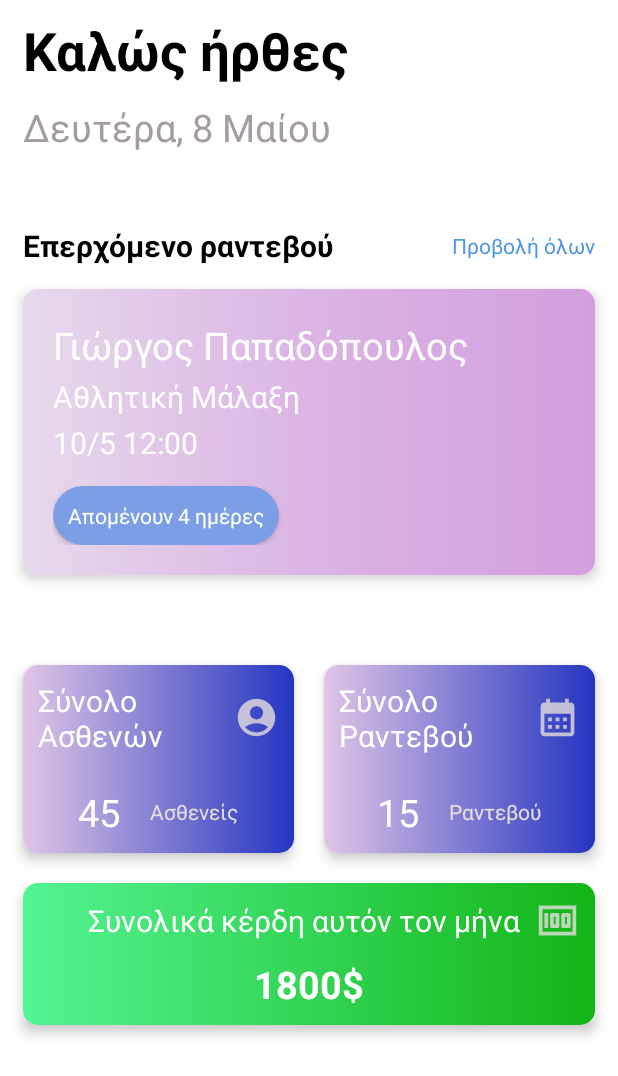
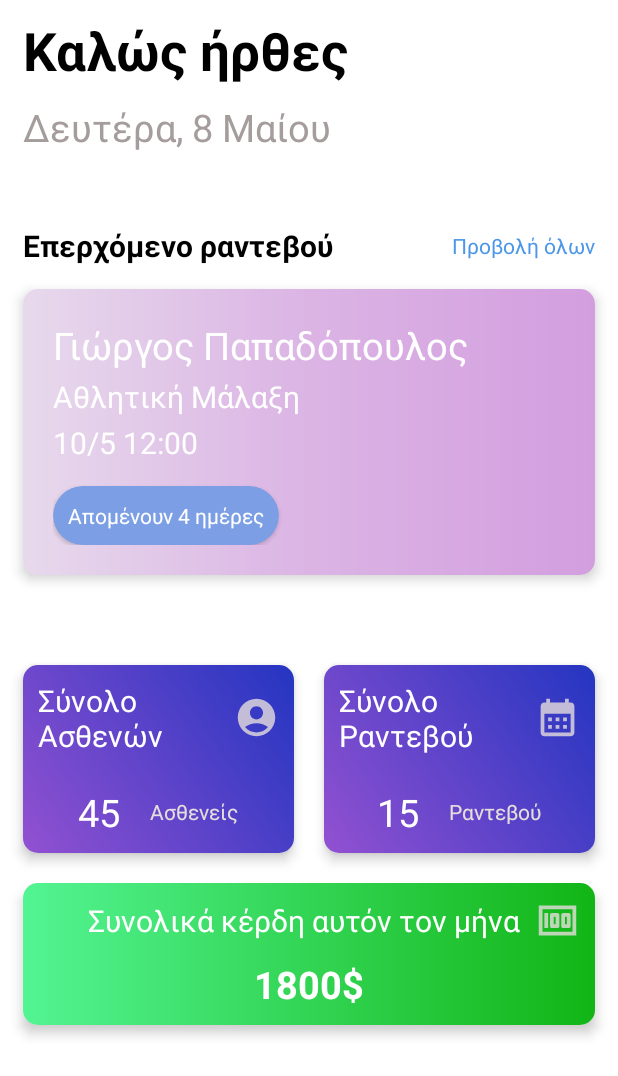
Before and after one commit to Android-Development-UoM/PhysioAssistant-FrontEnd, an Android app: the layout fragment_home_doctor.xml on its own in the app's theme, with its tools: preview values and no code run, on a phone screen of 412 x 824 dp. Shown: the top 1076 px of the screen. Run offline under Robolectric (Android 15) with nearby library versions, the phone set to English and light mode, and no system bars.

Commit message:
Update gradient_blue.xml
Makes the blue gradiend a bit darker to make the text more readable

```diff
--- a/app/src/main/res/drawable/gradient_blue.xml
+++ b/app/src/main/res/drawable/gradient_blue.xml
@@ -2,7 +2,7 @@
 <shape xmlns:android="http://schemas.android.com/apk/res/android"
     android:shape="rectangle">
     <gradient
-        android:startColor="#E0C5E6"
+        android:startColor="#9251D1"
         android:endColor="#2435C1"
-        android:angle="0" />
+        android:angle="45" />
 </shape>
```
